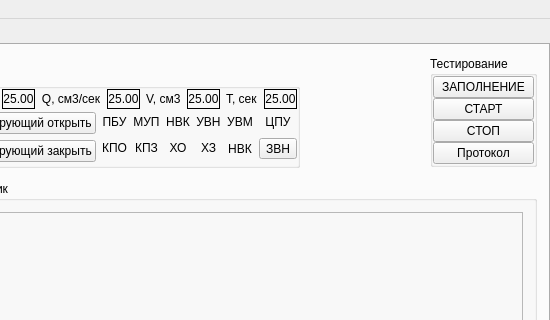
This is main_window.ui in firef0xff/ttm25 as Qt 5 draws it before an edit; both pictures show x 422 to 972 and y 0 to 320 of the 972 by 629 pixel window. The edited form follows.
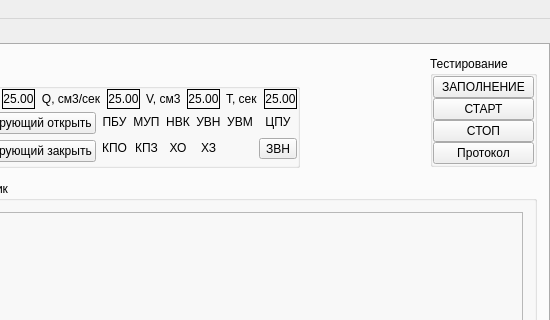
This is the edited form.

```diff
--- a/main_window.ui
+++ b/main_window.ui
@@ -404,22 +404,6 @@
                      </property>
                     </widget>
                    </item>
-                   <item row="1" column="4">
-                    <widget class="QLabel" name="label">
-                     <property name="toolTip">
-                      <string>индикатор включения двигателя насосной установки</string>
-                     </property>
-                     <property name="toolTipDuration">
-                      <number>1000</number>
-                     </property>
-                     <property name="text">
-                      <string>НВК</string>
-                     </property>
-                     <property name="alignment">
-                      <set>Qt::AlignCenter</set>
-                     </property>
-                    </widget>
-                   </item>
                    <item row="0" column="1">
                     <widget class="QLabel" name="label_11">
                      <property name="sizePolicy">
```
Left out of the diff: 150 changed lines with no effect on the pictures.
